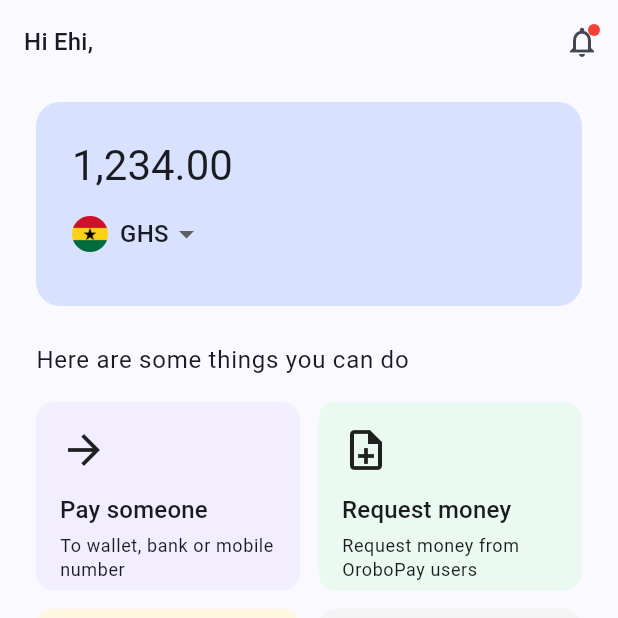
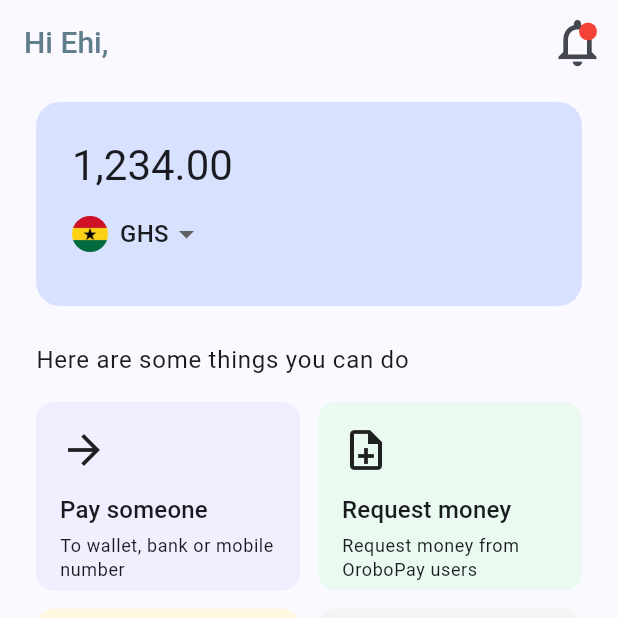
Before and after one commit to ChathuraJayakody/OroboPay, a Flutter app: the screen it shows after launch, on a phone screen of 412 x 824 dp, the top half of it. Run offline on Flutter 3.47's test engine with Material 3 defaults, Android fonts, the phone set to English and light mode, and no system bars; network calls fail.

Commit message:
Edited the Style of the AppBar

```diff
--- a/lib/Screens/home_screen.dart
+++ b/lib/Screens/home_screen.dart
@@ -132,22 +132,27 @@
       appBar: AppBar(
         backgroundColor: Colors.transparent,
         elevation: 0,
-        title: Text('Hi Ehi,', style: Theme.of(context).textTheme.titleMedium),
+        title: Text('Hi Ehi,', style: TextStyle(
+                  fontWeight: FontWeight.w500,
+                  fontSize: 20,
+                  color: Colors.blueGrey
+                ),),
         actions: [
           Stack(
             children: [
               IconButton(
                 icon: Icon(Icons.notifications_outlined),
+                iconSize: 38,
                 onPressed: () {
                   // Handle Notification Tap
                 },
               ),
               Positioned(
-                right: 12,
-                top: 12,
+                right: 14,
+                top: 14,
                 child: Container(
-                  width: 8,
-                  height: 8,
+                  width: 12,
+                  height: 12,
                   decoration: BoxDecoration(
                     color: Colors.red,
                     shape: BoxShape.circle,
```
